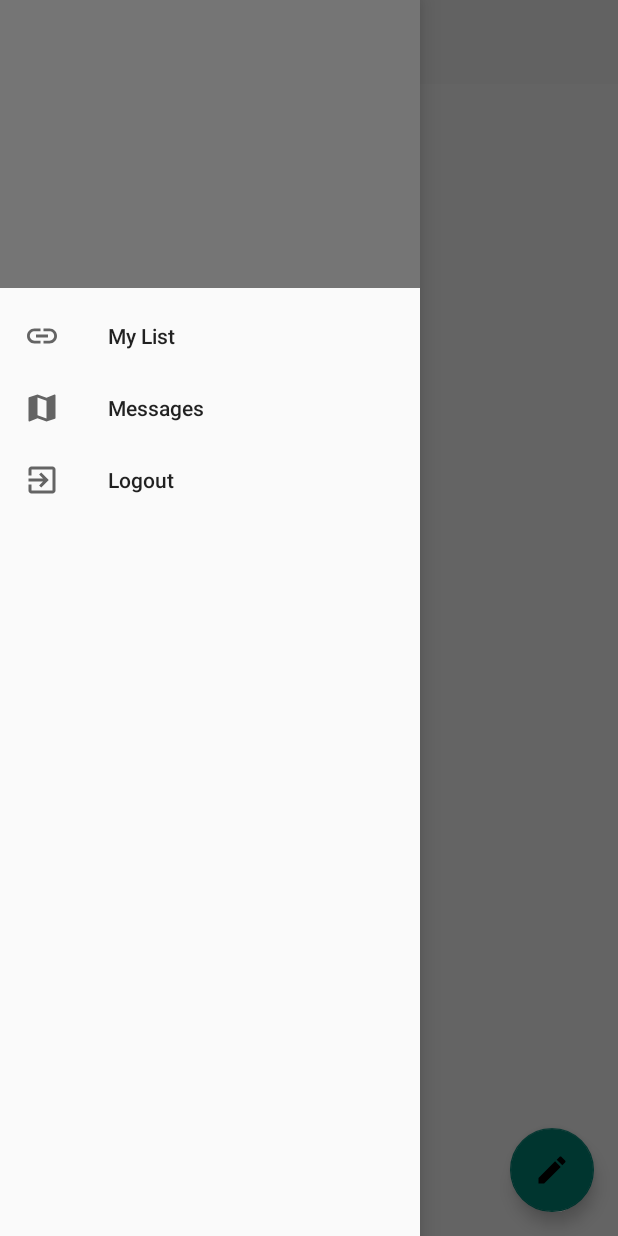
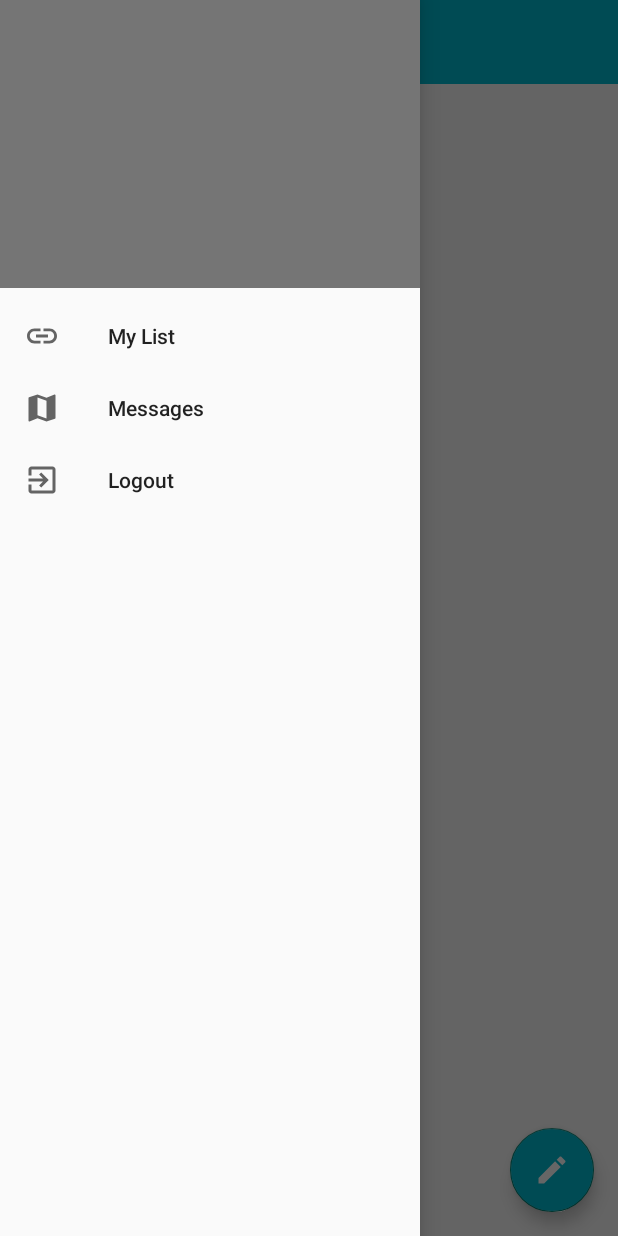
Before and after one commit to MichaelTanel/BucketShare, an Android app: the screen it shows after launch once a user with an empty profile is signed in (Main), with the side drawer open, on a phone screen of 412 x 824 dp. Run offline under Robolectric (Android 15) with nearby library versions, the phone set to English and light mode, and no system bars; our stand-ins replace Firebase (no records; nobody signed in at launch, a user with empty details on screens opened directly); 5 statements that could not run were skipped.

Commit message:
Changed color scheme of app

```diff
--- a/app/src/main/java/com/qhackers/bucketshare/PeopleListActivity.kt
+++ b/app/src/main/java/com/qhackers/bucketshare/PeopleListActivity.kt
@@ -31,6 +31,7 @@ class PeopleListActivity : AppCompatActivity(), AdapterView.OnItemClickListener
         supportActionBar?.setDisplayHomeAsUpEnabled(true)
 
         intentExtra = intent.getStringExtra("activity")
+        setTitle(intentExtra)
 
         nameList.clear()
         listAdapter = ArrayAdapter(this, com.qhackers.bucketshare.R.layout.list_item, nameList)
--- a/app/src/main/res/drawable/ic_edit.xml
+++ b/app/src/main/res/drawable/ic_edit.xml
@@ -4,6 +4,6 @@
         android:viewportWidth="24.0"
         android:viewportHeight="24.0">
     <path
-        android:fillColor="#FF000000"
+        android:fillColor="#FFFFFF"
         android:pathData="M3,17.25V21h3.75L17.81,9.94l-3.75,-3.75L3,17.25zM20.71,7.04c0.39,-0.39 0.39,-1.02 0,-1.41l-2.34,-2.34c-0.39,-0.39 -1.02,-0.39 -1.41,0l-1.83,1.83 3.75,3.75 1.83,-1.83z"/>
 </vector>
--- a/app/src/main/res/drawable/ic_menu.xml
+++ b/app/src/main/res/drawable/ic_menu.xml
@@ -4,6 +4,6 @@
         android:viewportWidth="24.0"
         android:viewportHeight="24.0">
     <path
-        android:fillColor="#FF000000"
+        android:fillColor="#FFFFFF"
         android:pathData="M3,18h18v-2L3,16v2zM3,13h18v-2L3,11v2zM3,6v2h18L21,6L3,6z"/>
 </vector>
--- a/app/src/main/res/layout/activity_main.xml
+++ b/app/src/main/res/layout/activity_main.xml
@@ -17,7 +17,8 @@
                 android:id="@+id/toolbar"
                 android:layout_width="match_parent"
                 android:layout_height="?attr/actionBarSize"
-                android:background="?attr/colorPrimary"
+                android:background="@color/colorPrimary"
+                app:titleTextColor="#FFFFFF"
                 android:theme="@style/ThemeOverlay.AppCompat.ActionBar" />
     </FrameLayout>
 
--- a/app/src/main/res/layout/activity_people_list.xml
+++ b/app/src/main/res/layout/activity_people_list.xml
@@ -15,8 +15,9 @@
                 android:id="@+id/toolbar"
                 android:layout_width="match_parent"
                 android:layout_height="?attr/actionBarSize"
-                android:background="?attr/colorPrimary"
-                android:theme="@style/ThemeOverlay.AppCompat.ActionBar" />
+                android:background="@color/colorPrimary"
+                app:titleTextColor="#FFFFFF"
+                android:theme="@style/ToolbarTheme" />
 
     </android.support.design.widget.AppBarLayout>
 
--- a/app/src/main/res/layout/fragment_my_list.xml
+++ b/app/src/main/res/layout/fragment_my_list.xml
@@ -24,6 +24,7 @@
                 android:layout_height="wrap_content"
                 android:layout_gravity="end|bottom"
                 android:layout_margin="@dimen/fab_margin"
+                android:backgroundTint="@color/colorPrimary"
                 android:src="@drawable/ic_edit" />
     </FrameLayout>
 </LinearLayout>
--- a/app/src/main/res/values/colors.xml
+++ b/app/src/main/res/values/colors.xml
@@ -1,7 +1,7 @@
 <?xml version="1.0" encoding="utf-8"?>
 <resources>
-    <color name="colorPrimary">#008577</color>
-    <color name="colorPrimaryDark">#00574B</color>
+    <color name="colorPrimary">#00BCD4</color>
+    <color name="colorPrimaryDark">#2196F3</color>
     <color name="colorAccent">#D81B60</color>
 
     <color name="grey_100">#F5F5F5</color>
--- a/app/src/main/res/values/styles.xml
+++ b/app/src/main/res/values/styles.xml
@@ -49,6 +49,11 @@
         <item name="android:layout_marginBottom">@dimen/icon_bottom_margin</item>
     </style>
 
+    <style name="ToolbarTheme" parent="@style/ThemeOverlay.AppCompat.ActionBar">
+        <!-- Customize color of navigation drawer icon and back arrow -->
+        <item name="colorControlNormal">#FFFFFF</item>
+    </style>
+
     <style name="ThemeOverlay.MyTitleText" parent="AppTheme">
         <item name="android:gravity">center</item>
         <item name="android:textSize">36sp</item>
```
